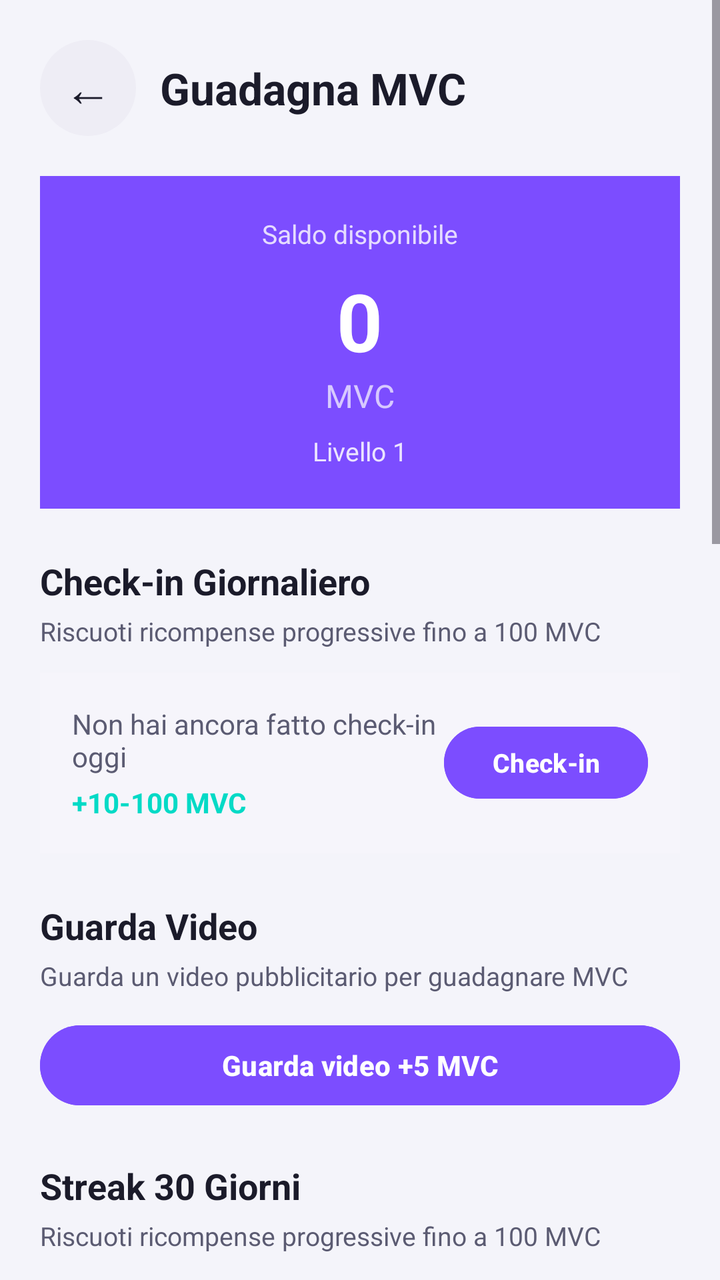
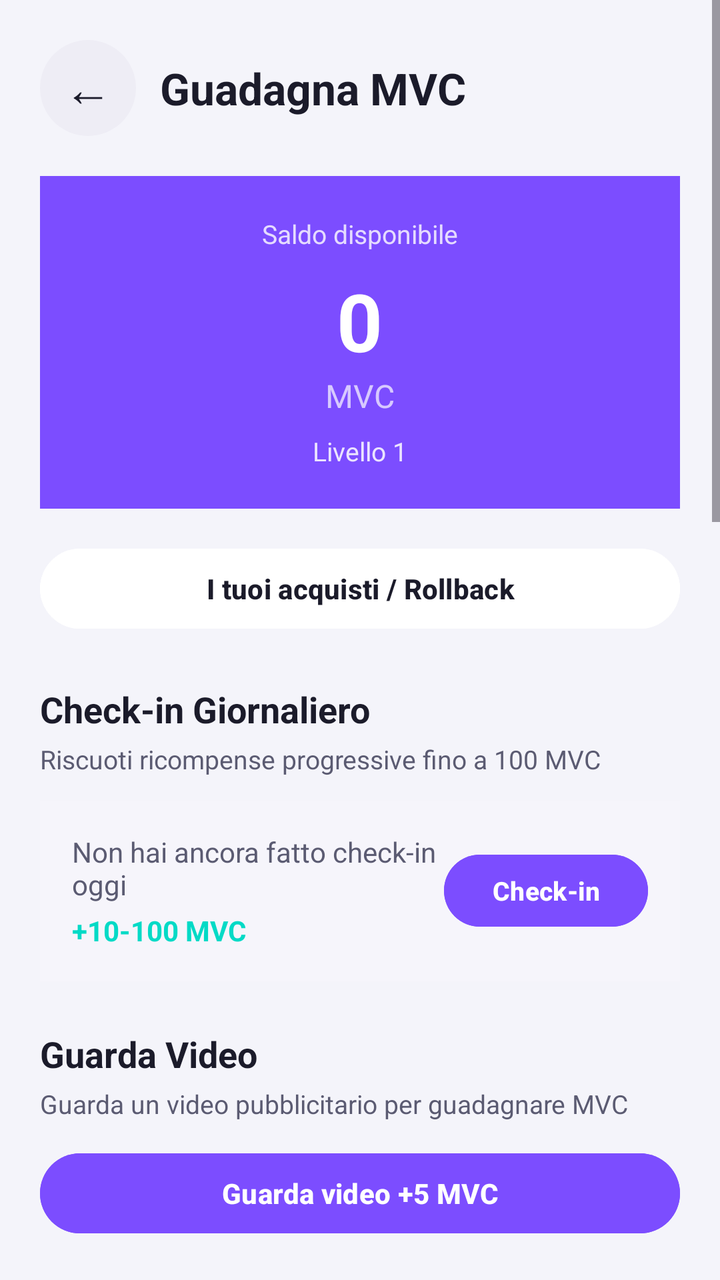

Two renders of the same Android screen: before a commit and after it. Below are the layout's source before the change and the commit's diff.
<!-- AndroidManifest.xml: activity theme AppTheme -->
<!-- res/layout/activity_mvc_earn.xml -->
<?xml version="1.0" encoding="utf-8"?>
<ScrollView xmlns:android="http://schemas.android.com/apk/res/android"
    android:layout_width="match_parent"
    android:layout_height="match_parent"
    android:background="@color/background"
    android:fillViewport="true">

    <LinearLayout
        android:layout_width="match_parent"
        android:layout_height="wrap_content"
        android:orientation="vertical"
        android:padding="20dp">

        
        <LinearLayout
            android:layout_width="match_parent"
            android:layout_height="wrap_content"
            android:orientation="horizontal"
            android:gravity="center_vertical">

            <TextView
                android:layout_width="48dp"
                android:layout_height="48dp"
                android:text="←"
                android:textColor="@color/on_surface"
                android:textSize="24sp"
                android:gravity="center"
                android:background="@drawable/circle_logo_bg"
                android:onClick="onBackClick" />

            <TextView
                android:layout_width="wrap_content"
                android:layout_height="wrap_content"
                android:layout_marginStart="12dp"
                android:text="Guadagna MVC"
                android:textColor="@color/on_surface"
                android:textSize="22sp"
                android:textStyle="bold" />

        </LinearLayout>

        
        <LinearLayout
            android:layout_width="match_parent"
            android:layout_height="wrap_content"
            android:layout_marginTop="20dp"
            android:orientation="vertical"
            android:padding="20dp"
            android:background="@color/primary"
            android:gravity="center_horizontal">

            <TextView
                android:layout_width="wrap_content"
                android:layout_height="wrap_content"
                android:text="Saldo disponibile"
                android:textColor="@color/on_primary"
                android:textSize="13sp"
                android:alpha="0.8" />

            <TextView
                android:id="@+id/earn_balance_text"
                android:layout_width="wrap_content"
                android:layout_height="wrap_content"
                android:layout_marginTop="8dp"
                android:text="0"
                android:textColor="@color/on_primary"
                android:textSize="40sp"
                android:textStyle="bold" />

            <TextView
                android:layout_width="wrap_content"
                android:layout_height="wrap_content"
                android:text="MVC"
                android:textColor="@color/on_primary"
                android:textSize="16sp"
                android:alpha="0.7" />

            <TextView
                android:id="@+id/level_text"
                android:layout_width="wrap_content"
                android:layout_height="wrap_content"
                android:layout_marginTop="8dp"
                android:text="Livello 1"
                android:textColor="@color/on_primary"
                android:textSize="13sp"
                android:alpha="0.85" />

        </LinearLayout>

        
        <TextView
            android:layout_width="wrap_content"
            android:layout_height="wrap_content"
            android:layout_marginTop="24dp"
            android:text="Check-in Giornaliero"
            android:textColor="@color/on_surface"
            android:textSize="18sp"
            android:textStyle="bold" />

        <TextView
            android:layout_width="wrap_content"
            android:layout_height="wrap_content"
            android:layout_marginTop="4dp"
            android:text="Riscuoti ricompense progressive fino a 100 MVC"
            android:textColor="@color/on_surface_variant"
            android:textSize="13sp" />

        <LinearLayout
            android:layout_width="match_parent"
            android:layout_height="wrap_content"
            android:layout_marginTop="12dp"
            android:orientation="horizontal"
            android:gravity="center_vertical"
            android:background="@color/surface_card"
            android:padding="16dp">

            <LinearLayout
                android:layout_width="0dp"
                android:layout_height="wrap_content"
                android:layout_weight="1"
                android:orientation="vertical">

                <TextView
                    android:id="@+id/checkin_status_text"
                    android:layout_width="wrap_content"
                    android:layout_height="wrap_content"
                    android:text="Non hai ancora fatto check-in oggi"
                    android:textColor="@color/on_surface_variant"
                    android:textSize="14sp" />

                <TextView
                    android:id="@+id/checkin_reward_text"
                    android:layout_width="wrap_content"
                    android:layout_height="wrap_content"
                    android:layout_marginTop="4dp"
                    android:text="+10-100 MVC"
                    android:textColor="@color/secondary"
                    android:textSize="14sp"
                    android:textStyle="bold" />

            </LinearLayout>

            <com.google.android.material.button.MaterialButton
                android:id="@+id/btn_do_checkin"
                android:layout_width="wrap_content"
                android:layout_height="44dp"
                android:backgroundTint="@color/primary"
                android:text="Check-in"
                android:textColor="@color/on_primary"
                android:textSize="13sp"
                android:textStyle="bold" />

        </LinearLayout>

        
        <TextView
            android:layout_width="wrap_content"
            android:layout_height="wrap_content"
            android:layout_marginTop="24dp"
            android:text="Guarda Video"
            android:textColor="@color/on_surface"
            android:textSize="18sp"
            android:textStyle="bold" />

        <TextView
            android:layout_width="wrap_content"
            android:layout_height="wrap_content"
            android:layout_marginTop="4dp"
            android:text="Guarda un video pubblicitario per guadagnare MVC"
            android:textColor="@color/on_surface_variant"
            android:textSize="13sp" />

        <com.google.android.material.button.MaterialButton
            android:id="@+id/btn_watch_ad"
            android:layout_width="match_parent"
            android:layout_height="48dp"
            android:layout_marginTop="12dp"
            android:backgroundTint="@color/primary"
            android:text="Guarda video +5 MVC"
            android:textColor="@color/on_primary"
            android:textSize="14sp"
            android:textStyle="bold" />

        
        <TextView
            android:layout_width="wrap_content"
            android:layout_height="wrap_content"
            android:layout_marginTop="24dp"
            android:text="Streak 30 Giorni"
            android:textColor="@color/on_surface"
            android:textSize="18sp"
            android:textStyle="bold" />

        <TextView
            android:layout_width="wrap_content"
            android:layout_height="wrap_content"
            android:layout_marginTop="4dp"
            android:text="Riscuoti ricompense progressive fino a 100 MVC"
            android:textColor="@color/on_surface_variant"
            android:textSize="13sp" />

        <ScrollView
            android:layout_width="match_parent"
            android:layout_height="wrap_content"
            android:layout_marginTop="12dp"
            android:scrollbars="horizontal"
            android:overScrollMode="never"
            android:fillViewport="true">

            <GridLayout
                android:id="@+id/streak_grid"
                android:layout_width="wrap_content"
                android:layout_height="wrap_content"
                android:columnCount="5"
                android:rowCount="6"
                android:useDefaultMargins="true" />

        </ScrollView>

        
        <TextView
            android:layout_width="wrap_content"
            android:layout_height="wrap_content"
            android:layout_marginTop="24dp"
            android:text="Cosa puoi sbloccare"
            android:textColor="@color/on_surface"
            android:textSize="18sp"
            android:textStyle="bold" />

        <TextView
            android:layout_width="wrap_content"
            android:layout_height="wrap_content"
            android:layout_marginTop="4dp"
            android:text="Usa i MevaCoins per accedere a funzionalità esclusive"
            android:textColor="@color/on_surface_variant"
            android:textSize="13sp" />

        <LinearLayout
            android:layout_width="match_parent"
            android:layout_height="wrap_content"
            android:layout_marginTop="12dp"
            android:orientation="vertical">

            
            <LinearLayout
                android:id="@+id/feature_card_categories"
                android:layout_width="match_parent"
                android:layout_height="wrap_content"
                android:orientation="horizontal"
                android:padding="12dp"
                android:background="@color/surface_card"
                android:layout_marginBottom="8dp"
                android:gravity="center_vertical"
                android:clickable="true"
                android:focusable="true">

                <TextView
                    android:layout_width="wrap_content"
                    android:layout_height="wrap_content"
                    android:text="🔒"
                    android:textSize="24sp" />

                <LinearLayout
                    android:layout_width="0dp"
                    android:layout_height="wrap_content"
                    android:layout_weight="1"
                    android:orientation="vertical"
                    android:layout_marginStart="12dp">

                    <TextView
                        android:layout_width="wrap_content"
                        android:layout_height="wrap_content"
                        android:text="Categorie"
                        android:textColor="@color/on_surface"
                        android:textSize="14sp"
                        android:textStyle="bold" />

                    <TextView
                        android:layout_width="wrap_content"
                        android:layout_height="wrap_content"
                        android:text="Categorie premium esclusive per i tuoi personaggi preferiti"
                        android:textColor="@color/on_surface_variant"
                        android:textSize="12sp" />

                </LinearLayout>

                <com.google.android.material.button.MaterialButton
                    android:id="@+id/btn_unlock_categories"
                    android:layout_width="wrap_content"
                    android:layout_height="40dp"
                    android:text="Vedi"
                    android:textSize="12sp"
                    android:backgroundTint="@color/primary"
                    android:textColor="@color/on_primary" />

            </LinearLayout>

            
            <LinearLayout
                android:layout_width="match_parent"
                android:layout_height="wrap_content"
                android:orientation="horizontal"
                android:padding="12dp"
                android:background="@color/surface_card"
                android:layout_marginBottom="8dp"
                android:gravity="center_vertical">

                <TextView
                    android:layout_width="wrap_content"
                    android:layout_height="wrap_content"
                    android:text="🎨"
                    android:textSize="24sp" />

                <LinearLayout
                    android:layout_width="0dp"
                    android:layout_height="wrap_content"
                    android:layout_weight="1"
                    android:orientation="vertical"
                    android:layout_marginStart="12dp">

                    <TextView
                        android:layout_width="wrap_content"
                        android:layout_height="wrap_content"
                        android:text="Generazione Immagini"
                        android:textColor="@color/on_surface"
                        android:textSize="14sp"
                        android:textStyle="bold" />

                    <TextView
                        android:layout_width="wrap_content"
                        android:layout_height="wrap_content"
                        android:text="Crea immagini AI dei personaggi con /genera"
                        android:textColor="@color/on_surface_variant"
                        android:textSize="12sp" />

                </LinearLayout>

                <com.google.android.material.button.MaterialButton
                    android:id="@+id/btn_unlock_image_gen"
                    android:layout_width="wrap_content"
                    android:layout_height="40dp"
                    android:text="50 MVC"
                    android:textSize="12sp"
                    android:backgroundTint="@color/primary"
                    android:textColor="@color/on_primary" />

            </LinearLayout>

            
            <LinearLayout
                android:layout_width="match_parent"
                android:layout_height="wrap_content"
                android:orientation="horizontal"
                android:padding="12dp"
                android:background="@color/surface_card"
                android:layout_marginBottom="8dp"
                android:gravity="center_vertical">

                <TextView
                    android:layout_width="wrap_content"
                    android:layout_height="wrap_content"
                    android:text="🎬"
                    android:textSize="24sp" />

                <LinearLayout
                    android:layout_width="0dp"
                    android:layout_height="wrap_content"
                    android:layout_weight="1"
                    android:orientation="vertical"
                    android:layout_marginStart="12dp">

                    <TextView
                        android:layout_width="wrap_content"
                        android:layout_height="wrap_content"
                        android:text="Generazione Video"
                        android:textColor="@color/on_surface"
                        android:textSize="14sp"
                        android:textStyle="bold" />

                    <TextView
                        android:layout_width="wrap_content"
                        android:layout_height="wrap_content"
                        android:text="Crea video animati con /muovi"
                        android:textColor="@color/on_surface_variant"
                        android:textSize="12sp" />

                </LinearLayout>

                <com.google.android.material.button.MaterialButton
                    android:id="@+id/btn_unlock_video_gen"
                    android:layout_width="wrap_content"
                    android:layout_height="40dp"
                    android:text="100 MVC"
                    android:textSize="12sp"
                    android:backgroundTint="@color/primary"
                    android:textColor="@color/on_primary" />

            </LinearLayout>

            
            <LinearLayout
                android:layout_width="match_parent"
                android:layout_height="wrap_content"
                android:orientation="horizontal"
                android:padding="12dp"
                android:background="@color/surface_card"
                android:layout_marginBottom="8dp"
                android:gravity="center_vertical">

                <TextView
                    android:layout_width="wrap_content"
                    android:layout_height="wrap_content"
                    android:text="🎙️"
                    android:textSize="24sp" />

                <LinearLayout
                    android:layout_width="0dp"
                    android:layout_height="wrap_content"
                    android:layout_weight="1"
                    android:orientation="vertical"
                    android:layout_marginStart="12dp">

                    <TextView
                        android:layout_width="wrap_content"
                        android:layout_height="wrap_content"
                        android:text="Messaggi Vocali Premium"
                        android:textColor="@color/on_surface"
                        android:textSize="14sp"
                        android:textStyle="bold" />

                    <TextView
                        android:layout_width="wrap_content"
                        android:layout_height="wrap_content"
                        android:text="Voci personalizzate per ogni personaggio"
                        android:textColor="@color/on_surface_variant"
                        android:textSize="12sp" />

                </LinearLayout>

                <com.google.android.material.button.MaterialButton
                    android:id="@+id/btn_unlock_premium_voice"
                    android:layout_width="wrap_content"
                    android:layout_height="40dp"
                    android:text="30 MVC"
                    android:textSize="12sp"
                    android:backgroundTint="@color/primary"
                    android:textColor="@color/on_primary" />

            </LinearLayout>

            
            <LinearLayout
                android:layout_width="match_parent"
                android:layout_height="wrap_content"
                android:orientation="horizontal"
                android:padding="12dp"
                android:background="@color/surface_card"
                android:layout_marginBottom="8dp"
                android:gravity="center_vertical">

                <TextView
                    android:layout_width="wrap_content"
                    android:layout_height="wrap_content"
                    android:text="🧠"
                    android:textSize="24sp" />

                <LinearLayout
                    android:layout_width="0dp"
                    android:layout_height="wrap_content"
                    android:layout_weight="1"
                    android:orientation="vertical"
                    android:layout_marginStart="12dp">

                    <TextView
                        android:layout_width="wrap_content"
                        android:layout_height="wrap_content"
                        android:text="Memoria Estesa"
                        android:textColor="@color/on_surface"
                        android:textSize="14sp"
                        android:textStyle="bold" />

                    <TextView
                        android:layout_width="wrap_content"
                        android:layout_height="wrap_content"
                        android:text="I personaggi ricordano più conversazioni passate"
                        android:textColor="@color/on_surface_variant"
                        android:textSize="12sp" />

                </LinearLayout>

                <com.google.android.material.button.MaterialButton
                    android:id="@+id/btn_unlock_extended_memory"
                    android:layout_width="wrap_content"
                    android:layout_height="40dp"
                    android:text="80 MVC"
                    android:textSize="12sp"
                    android:backgroundTint="@color/primary"
                    android:textColor="@color/on_primary" />

            </LinearLayout>

            
            <LinearLayout
                android:layout_width="match_parent"
                android:layout_height="wrap_content"
                android:orientation="horizontal"
                android:padding="12dp"
                android:background="@color/surface_card"
                android:layout_marginBottom="8dp"
                android:gravity="center_vertical">

                <TextView
                    android:layout_width="wrap_content"
                    android:layout_height="wrap_content"
                    android:text="🚫"
                    android:textSize="24sp" />

                <LinearLayout
                    android:layout_width="0dp"
                    android:layout_height="wrap_content"
                    android:layout_weight="1"
                    android:orientation="vertical"
                    android:layout_marginStart="12dp">

                    <TextView
                        android:layout_width="wrap_content"
                        android:layout_height="wrap_content"
                        android:text="Nessuna pubblicità"
                        android:textColor="@color/on_surface"
                        android:textSize="15sp"
                        android:textStyle="bold" />

                    <TextView
                        android:layout_width="wrap_content"
                        android:layout_height="wrap_content"
                        android:text="Rimuovi banner e annunci interstitial per sempre"
                        android:textColor="@color/on_surface_variant"
                        android:textSize="12sp" />

                </LinearLayout>

                <com.google.android.material.button.MaterialButton
                    android:id="@+id/btn_unlock_no_ads"
                    android:layout_width="wrap_content"
                    android:layout_height="40dp"
                    android:text="120 MVC"
                    android:textSize="12sp"
                    android:backgroundTint="@color/primary"
                    android:textColor="@color/on_primary" />

            </LinearLayout>

        </LinearLayout>

        
        <TextView
            android:layout_width="wrap_content"
            android:layout_height="wrap_content"
            android:layout_marginTop="24dp"
            android:text="Consumabili MVC"
            android:textColor="@color/on_surface"
            android:textSize="18sp"
            android:textStyle="bold" />

        <TextView
            android:layout_width="wrap_content"
            android:layout_height="wrap_content"
            android:layout_marginTop="4dp"
            android:text="Spendi i tuoi MVC per oggetti utili, poi usali quando vuoi"
            android:textColor="@color/on_surface_variant"
            android:textSize="13sp" />

        <LinearLayout
            android:id="@+id/consumables_container"
            android:layout_width="match_parent"
            android:layout_height="wrap_content"
            android:layout_marginTop="8dp"
            android:orientation="vertical">

            <TextView
                android:id="@+id/consumables_empty"
                android:layout_width="wrap_content"
                android:layout_height="wrap_content"
                android:layout_marginTop="12dp"
                android:text="Caricamento consumabili..."
                android:textColor="@color/on_surface_dim"
                android:textSize="14sp" />

        </LinearLayout>

        
        <TextView
            android:layout_width="wrap_content"
            android:layout_height="wrap_content"
            android:layout_marginTop="24dp"
            android:text="Ultime transazioni"
            android:textColor="@color/on_surface"
            android:textSize="18sp"
            android:textStyle="bold" />

        <LinearLayout
            android:id="@+id/transactions_container"
            android:layout_width="match_parent"
            android:layout_height="wrap_content"
            android:layout_marginTop="8dp"
            android:orientation="vertical">

            <TextView
                android:id="@+id/transactions_empty"
                android:layout_width="wrap_content"
                android:layout_height="wrap_content"
                android:layout_marginTop="12dp"
                android:text="Nessuna transazione ancora"
                android:textColor="@color/on_surface_dim"
                android:textSize="14sp" />

        </LinearLayout>

        <View
            android:layout_width="match_parent"
            android:layout_height="48dp" />

    </LinearLayout>

</ScrollView>
<!-- resources referenced by this layout -->
<resources>
  <color name="background">#F4F4FA</color>
  <color name="on_primary">#FFFFFF</color>
  <color name="on_surface">#1B1B2A</color>
  <color name="on_surface_dim">#8C8CA2</color>
  <color name="on_surface_variant">#5B5B72</color>
  <color name="primary">#7C4DFF</color>
  <color name="secondary">#03DAC6</color>
  <color name="surface_card">#F6F5FB</color>
  <!-- drawable circle_logo_bg (drawable) -->
  <?xml version="1.0" encoding="utf-8"?>
  <shape xmlns:android="http://schemas.android.com/apk/res/android"
         android:shape="oval">
      <solid android:color="@color/surface_container"/>
  </shape>
  <style name="AppTheme" parent="Theme.Material3.DayNight.NoActionBar">
          <item name="colorPrimary">@color/primary</item>
          <item name="colorOnPrimary">@color/on_primary</item>
          <item name="colorPrimaryContainer">@color/primary_dark</item>
          <item name="colorOnPrimaryContainer">@color/on_primary</item>
          <item name="colorSecondary">@color/secondary</item>
          <item name="colorTertiary">@color/tertiary</item>
          <item name="colorSurface">@color/surface</item>
          <item name="colorOnSurface">@color/on_surface</item>
          <item name="colorSurfaceVariant">@color/surface_variant</item>
          <item name="colorOnSurfaceVariant">@color/on_surface_variant</item>
          <item name="colorSurfaceContainer">@color/surface_container</item>
          <item name="android:colorBackground">@color/background</item>
          <item name="android:windowBackground">@color/background</item>
          <item name="android:statusBarColor">@color/background_dark</item>
          <item name="android:navigationBarColor">@color/bottom_nav_bg</item>
          <item name="android:windowLightStatusBar">false</item>
          <item name="colorError">@color/error</item>
          <item name="colorOnError">@color/on_primary</item>
          <item name="colorErrorContainer">@color/error_container</item>
          <item name="colorOutline">@color/outline</item>
      </style>
  <color name="surface_container">#EEEDF5</color>
  <color name="primary_dark">#651FFF</color>
  <color name="tertiary">#FF6E40</color>
  <color name="surface">#FFFFFF</color>
  <color name="surface_variant">#E3E1EC</color>
  <color name="background_dark">#E9E8F2</color>
  <color name="bottom_nav_bg">#FFFFFF</color>
  <color name="error">#D32F2F</color>
  <color name="error_container">#FFDAD6</color>
  <color name="outline">#D7D6E0</color>
</resources>

<!-- the commit's change to res/layout/activity_mvc_earn.xml (unified diff, before → after) -->
@@ -1,5 +1,6 @@
 <?xml version="1.0" encoding="utf-8"?>
 <ScrollView xmlns:android="http://schemas.android.com/apk/res/android"
+    xmlns:app="http://schemas.android.com/apk/res-auto"
     android:layout_width="match_parent"
     android:layout_height="match_parent"
     android:background="@color/background"
@@ -88,6 +89,20 @@
         </LinearLayout>
 
         
+        <com.google.android.material.button.MaterialButton
+            android:id="@+id/btn_purchases"
+            android:layout_width="match_parent"
+            android:layout_height="48dp"
+            android:layout_marginTop="16dp"
+            android:text="I tuoi acquisti / Rollback"
+            android:textSize="14sp"
+            android:backgroundTint="@color/surface"
+            android:textColor="@color/on_surface"
+            android:textAllCaps="false"
+            android:textStyle="bold"
+            app:cornerRadius="22dp" />
+
+        
         <TextView
             android:layout_width="wrap_content"
             android:layout_height="wrap_content"
